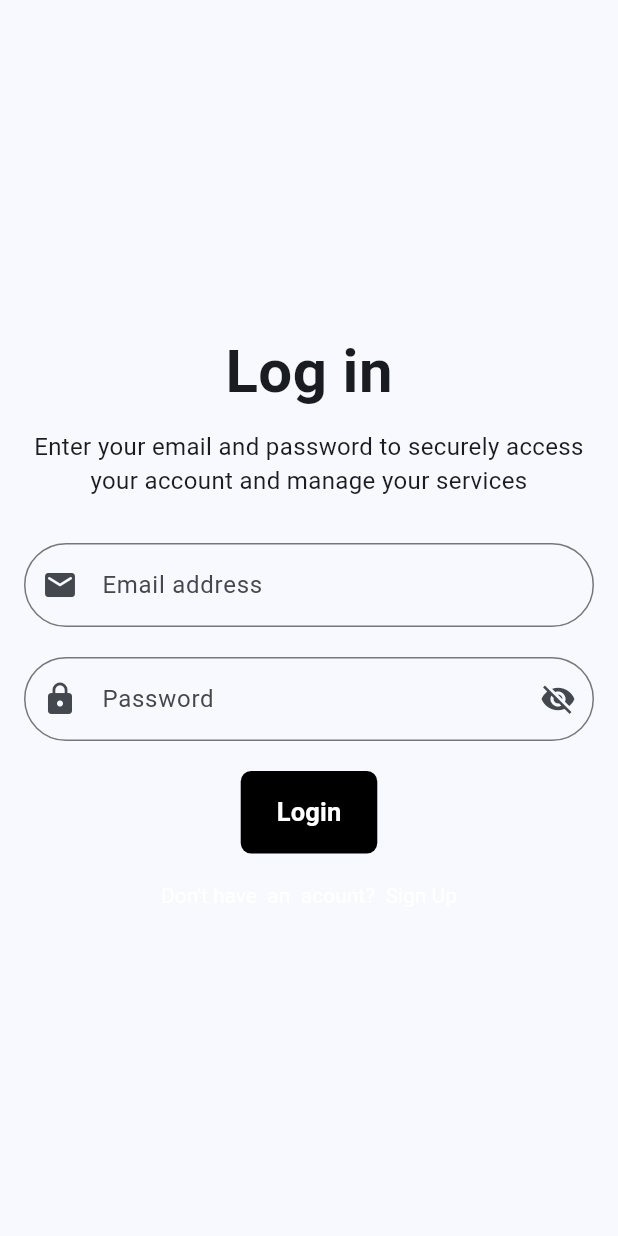
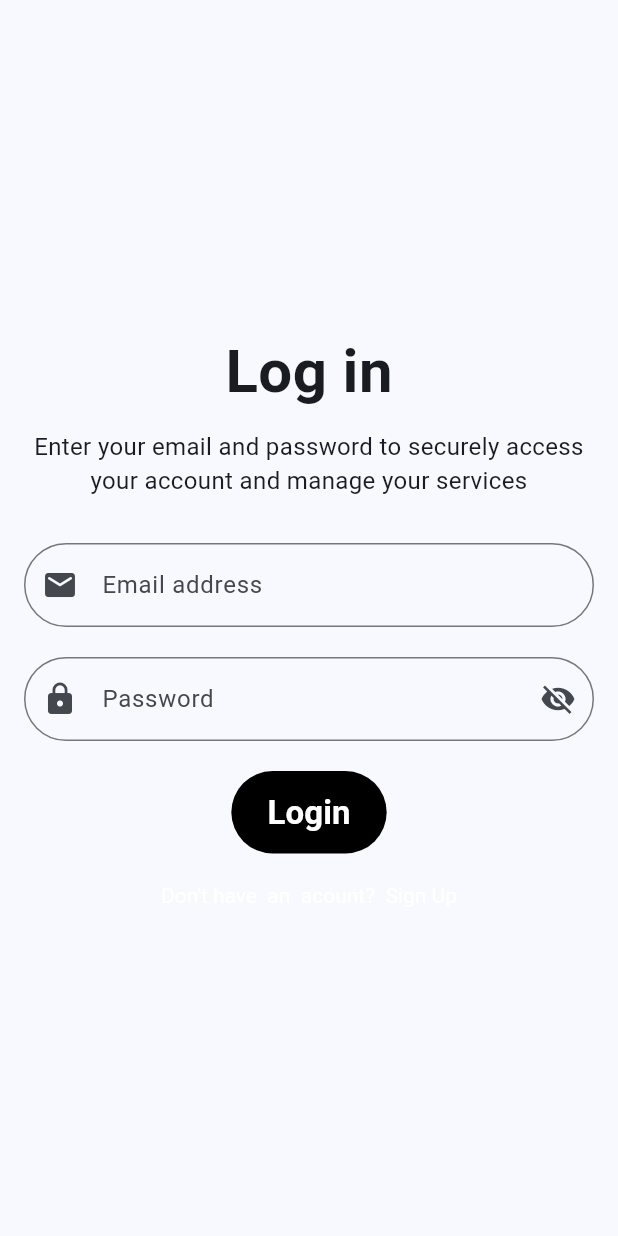
Before and after one commit to joshitha1808/planit, a Flutter app: the screen it shows after launch, on a phone screen of 412 x 824 dp. Run offline on Flutter 3.47's test engine with Material 3 defaults, Android fonts, the light colour scheme and no system bars; our stand-ins replace flutter_dotenv, flutter_riverpod, fpdart, riverpod_annotation, supabase_flutter; accounts and stored records are empty; generated files the repository leaves out were written again.

Commit message:
fix: update border radius

```diff
--- a/lib/views/widgets/auth_gradient_page.dart
+++ b/lib/views/widgets/auth_gradient_page.dart
@@ -19,7 +19,7 @@ class AuthGradientPage extends StatelessWidget {
           begin: Alignment.bottomLeft,
           end: Alignment.topRight,
         ),
-        borderRadius: BorderRadius.all(Radius.circular(7)),
+        borderRadius: BorderRadius.all(Radius.circular(80)),
       ),
       child: ElevatedButton(
         onPressed: onTap,
@@ -30,8 +30,9 @@ class AuthGradientPage extends StatelessWidget {
         ),
         child: Text(
           buttonText,
+
           style: const TextStyle(
-            fontSize: 17,
+            fontSize: 22,
             color: Colors.white,
             fontWeight: FontWeight.w600,
           ),
```
